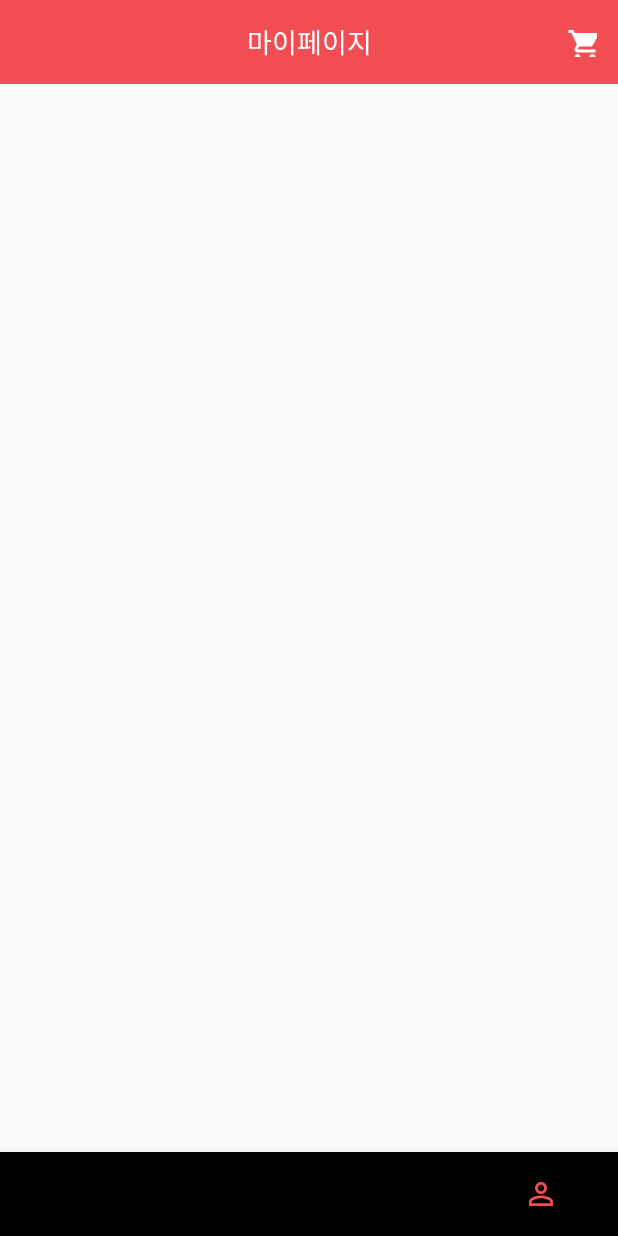
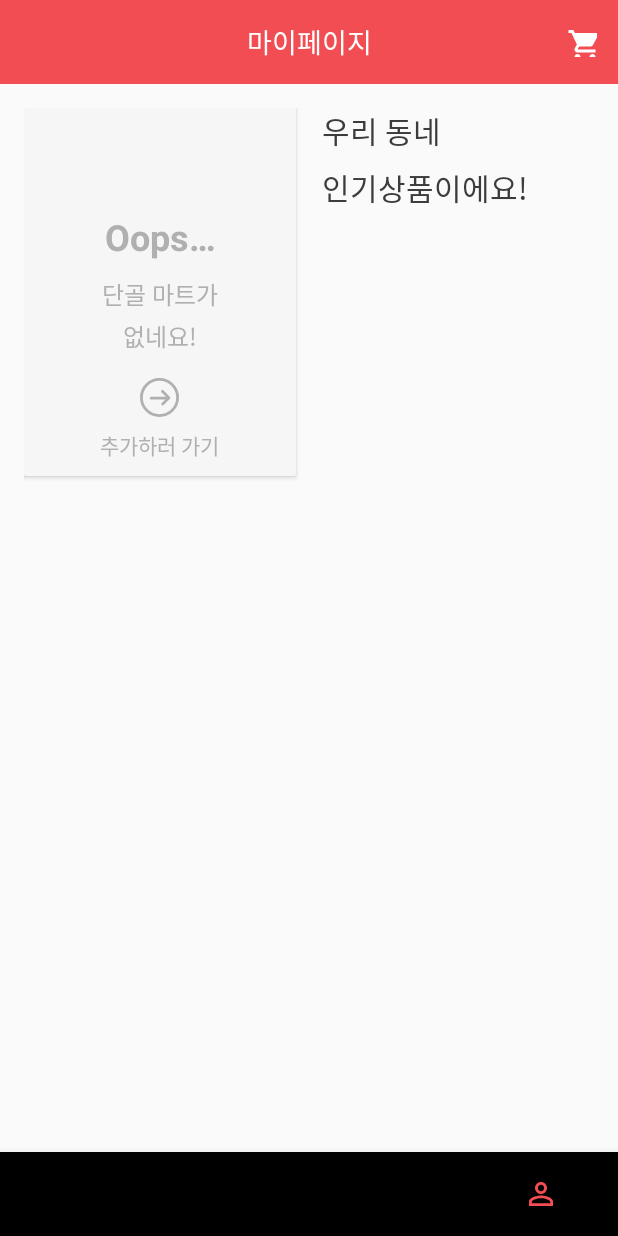
Before and after one commit to lagoJin/guPang, an Android app: the fragment HomeFragment placed in its activity, item 4 of the bottom bar chosen, on a phone screen of 412 x 824 dp. Run offline under Robolectric (Android 15) with nearby library versions, the phone set to English and light mode, and no system bars; our stand-ins replace RxJava, data binding; libraries missing offline, so code that uses them is left out: com.orhanobut.hawk; pictures from the network do not load; 18 statements that could not run were skipped.

Commit message:
HomeFragment 단골 마트가 없는 화면 구현

```diff
--- a/app/src/main/java/kr/co/express9/client/mvvm/view/MainActivity.kt
+++ b/app/src/main/java/kr/co/express9/client/mvvm/view/MainActivity.kt
@@ -1,7 +1,6 @@
 package kr.co.express9.client.mvvm.view
 
 import android.app.SearchManager
-import android.os.Bundle
 import android.view.Menu
 import android.view.MenuItem
 import androidx.appcompat.widget.SearchView
@@ -15,14 +14,12 @@ import io.reactivex.schedulers.Schedulers
 import kr.co.express9.client.R
 import kr.co.express9.client.base.BaseActivity
 import kr.co.express9.client.databinding.ActivityMainBinding
-import kr.co.express9.client.mvvm.model.data.User
 import kr.co.express9.client.mvvm.view.fragment.HomeFragment
 import kr.co.express9.client.mvvm.view.fragment.MarketFragment
 import kr.co.express9.client.mvvm.view.fragment.ProfileFragment
 import kr.co.express9.client.mvvm.view.fragment.SearchFragment
 import kr.co.express9.client.mvvm.viewModel.MainViewModel
 import kr.co.express9.client.mvvm.viewModel.SuggestionViewModel
-import kr.co.express9.client.util.Logger
 import kr.co.express9.client.util.extension.launchActivity
 import kr.co.express9.client.util.extension.toast
 import org.koin.android.ext.android.inject
@@ -59,28 +56,8 @@ class MainActivity : BaseActivity<ActivityMainBinding>(R.layout.activity_main) {
         supportFragmentManager.beginTransaction().add(R.id.frameLayout, profileFragment).hide(profileFragment).commit()
 
         // BottomNavigation 클릭에 따른 Toolbar UI 변경
-        dataBinding.bottomNavigation.setOnNavigationItemSelectedListener { item ->
-            if (toolbarState == ToolbarState.MENU_IS_CREATED) {
-                if (searchMenu.isVisible) searchMenu.isVisible = false
-                if (!searchView.isIconified) searchView.onActionViewCollapsed()
-
-                when (item.itemId) {
-                    R.id.bn_home -> {
-                        dataBinding.tvTitle.text = getString(R.string.magarine)
-                    }
-                    R.id.bn_search -> {
-                        dataBinding.tvTitle.text = getString(R.string.menu_search)
-                        searchMenu.isVisible = true
-                    }
-                    R.id.bn_market -> {
-                        dataBinding.tvTitle.text = getString(R.string.menu_market)
-                    }
-                    R.id.bn_profile -> {
-                        dataBinding.tvTitle.text = getString(R.string.menu_profile)
-                    }
-                }
-            }
-            mainViewModel.setSelectedBottomNavigationItemId(item.itemId)
+        dataBinding.bottomNavigation.setOnNavigationItemSelectedListener {
+            setFragment(it.itemId)
             return@setOnNavigationItemSelectedListener true
         }
 
@@ -165,15 +142,43 @@ class MainActivity : BaseActivity<ActivityMainBinding>(R.layout.activity_main) {
         return super.onCreateOptionsMenu(menu)
     }
 
+    /**
+     * 다른 Fragment에서 화면 이동시 사용
+     */
+    fun setBottomNavigation(selectedItemId: Int) {
+        dataBinding.bottomNavigation.selectedItemId = selectedItemId
+    }
+
+    /**
+     * 화면 변경
+     */
     private fun setFragment(selectedItemId: Int) {
-        selectedFragment = when (selectedItemId) {
-            R.id.bn_home -> homeFragment
-            R.id.bn_search -> searchFragment
-            R.id.bn_market -> marketFragment
-            R.id.bn_profile -> profileFragment
-            else -> homeFragment
+        if (toolbarState == ToolbarState.MENU_IS_CREATED) {
+            if (searchMenu.isVisible) searchMenu.isVisible = false
+            if (!searchView.isIconified) searchView.onActionViewCollapsed()
+
+            selectedFragment = when (selectedItemId) {
+                R.id.bn_home -> {
+                    dataBinding.tvTitle.text = getString(R.string.magarine)
+                    homeFragment
+                }
+                R.id.bn_search -> {
+                    dataBinding.tvTitle.text = getString(R.string.menu_search)
+                    searchMenu.isVisible = true
+                    searchFragment
+                }
+                R.id.bn_market -> {
+                    dataBinding.tvTitle.text = getString(R.string.menu_market)
+                    marketFragment
+                }
+                else -> {
+                    dataBinding.tvTitle.text = getString(R.string.menu_profile)
+                    profileFragment
+                }
+            }
+            supportFragmentManager.beginTransaction().hide(activeFragment).show(selectedFragment).commit()
+            activeFragment = selectedFragment
+            mainViewModel.setSelectedBottomNavigationItemId(selectedItemId)
         }
-        supportFragmentManager.beginTransaction().hide(activeFragment).show(selectedFragment).commit()
-        activeFragment = selectedFragment
     }
 }
--- a/app/src/main/java/kr/co/express9/client/mvvm/view/fragment/HomeFragment.kt
+++ b/app/src/main/java/kr/co/express9/client/mvvm/view/fragment/HomeFragment.kt
@@ -4,14 +4,14 @@ import androidx.lifecycle.Observer
 import kr.co.express9.client.R
 import kr.co.express9.client.adapter.GoodsAdapter
 import kr.co.express9.client.base.BaseFragment
-import kr.co.express9.client.databinding.FragmentMainBinding
+import kr.co.express9.client.databinding.FragmentHomeBinding
 import kr.co.express9.client.mvvm.model.data.User
+import kr.co.express9.client.mvvm.view.MainActivity
 import kr.co.express9.client.mvvm.viewModel.HomeViewModel
-import kr.co.express9.client.util.Logger
 import kr.co.express9.client.util.extension.toast
 import org.koin.android.ext.android.inject
 
-class HomeFragment: BaseFragment<FragmentMainBinding>(R.layout.fragment_main) {
+class HomeFragment: BaseFragment<FragmentHomeBinding>(R.layout.fragment_home) {
     private val homeViewModel: HomeViewModel by inject()
 
     override fun initStartView(isRestart: Boolean) {
@@ -19,11 +19,8 @@ class HomeFragment: BaseFragment<FragmentMainBinding>(R.layout.fragment_main) {
         goodsAdapter.showTitle = true
 
         User.getFavoriteMarts().observe(this, Observer { marts ->
-            Logger.d("User Observing :: Marts = $marts / Marts size = ${marts.size}")
-            if(marts.size > 0) homeViewModel.getProducts()
-            else {
-
-            }
+            dataBinding.isMarts = marts.size > 0
+            if(dataBinding.isMarts!!) homeViewModel.getProducts()
         })
 
         homeViewModel.event.observe(this, Observer { event ->
@@ -39,6 +36,10 @@ class HomeFragment: BaseFragment<FragmentMainBinding>(R.layout.fragment_main) {
         })
 
         dataBinding.goodsAdapter = goodsAdapter
-//        if(!isRestart) homeViewModel.getProducts()
+
+        dataBinding.llOopsLayout.setOnClickListener {
+            val mainActivity = activity as MainActivity
+            mainActivity.setBottomNavigation(R.id.bn_market)
+        }
     }
 }
--- a/app/src/main/java/kr/co/express9/client/mvvm/viewModel/MainViewModel.kt
+++ b/app/src/main/java/kr/co/express9/client/mvvm/viewModel/MainViewModel.kt
@@ -20,6 +20,6 @@ class MainViewModel : BaseViewModel<MainViewModel.Event>() {
         get() = _selectedBottomNavigationItemId
 
     fun setSelectedBottomNavigationItemId(itemId: Int) {
-        _selectedBottomNavigationItemId.value = itemId
+        if(_selectedBottomNavigationItemId.value != itemId) _selectedBottomNavigationItemId.value = itemId
     }
 }
--- /dev/null
+++ b/app/src/main/res/drawable/ic_invalid_name_26dp.xml
@@ -0,0 +1,10 @@
+<vector android:height="26dp" android:viewportHeight="28"
+    android:viewportWidth="28" android:width="26dp" xmlns:android="http://schemas.android.com/apk/res/android">
+    <path android:fillColor="#00000000" android:fillType="evenOdd"
+        android:pathData="M14,14m-13,0a13,13 0,1 1,26 0a13,13 0,1 1,-26 0"
+        android:strokeColor="#B0B0B0" android:strokeWidth="2"/>
+    <path android:fillColor="#00000000" android:fillType="evenOdd"
+        android:pathData="M8,14.5l12.7,-0.06M16.103,9.579l4.33,4.33M20.796,14.272l-4.54,4.469"
+        android:strokeColor="#B0B0B0" android:strokeLineCap="round"
+        android:strokeLineJoin="round" android:strokeWidth="2"/>
+</vector>
--- /dev/null
+++ b/app/src/main/res/layout/fragment_home.xml
@@ -0,0 +1,107 @@
+<?xml version="1.0" encoding="utf-8"?>
+<layout xmlns:android="http://schemas.android.com/apk/res/android"
+    xmlns:app="http://schemas.android.com/apk/res-auto"
+    xmlns:tools="http://schemas.android.com/tools">
+
+    <data>
+
+        <variable
+            name="goodsAdapter"
+            type="kr.co.express9.client.adapter.GoodsAdapter" />
+
+        <variable
+            name="isMarts"
+            type="Boolean" />
+    </data>
+
+    <androidx.coordinatorlayout.widget.CoordinatorLayout
+        android:layout_width="match_parent"
+        android:layout_height="match_parent">
+
+        <androidx.recyclerview.widget.RecyclerView
+            bind_adapter="@{goodsAdapter}"
+            android:layout_width="match_parent"
+            android:layout_height="match_parent"
+            android:padding="16dp"
+            android:visibility="@{isMarts}"
+            app:layoutManager="androidx.recyclerview.widget.StaggeredGridLayoutManager"
+            app:spanCount="2" />
+
+        <LinearLayout
+            android:id="@+id/ll_oops_layout"
+            android:layout_width="match_parent"
+            android:layout_height="match_parent"
+            android:orientation="horizontal"
+            android:padding="16dp"
+            android:visibility="@{!isMarts}">
+
+            <androidx.cardview.widget.CardView
+                android:layout_width="0dp"
+                android:layout_height="wrap_content"
+                android:layout_marginEnd="17dp"
+                android:layout_weight="1">
+
+                <LinearLayout
+                    android:layout_width="match_parent"
+                    android:layout_height="wrap_content"
+                    android:background="#f6f6f6"
+                    android:gravity="center_horizontal"
+                    android:orientation="vertical">
+
+                    <TextView
+                        android:layout_width="match_parent"
+                        android:layout_height="wrap_content"
+                        android:layout_marginTop="69dp"
+                        android:fontFamily="sans-serif"
+                        android:gravity="center_horizontal"
+                        android:text="@string/oops"
+                        android:textColor="#b0b0b0"
+                        android:textSize="24sp"
+                        android:textStyle="bold" />
+
+                    <TextView
+                        android:layout_width="match_parent"
+                        android:layout_height="wrap_content"
+                        android:layout_marginTop="10dp"
+                        android:fontFamily="sans-serif"
+                        android:gravity="center_horizontal"
+                        android:lineSpacingExtra="4sp"
+                        android:text="@string/no_marts"
+                        android:textColor="#b0b0b0"
+                        android:textSize="16sp"
+                        android:textStyle="normal" />
+
+                    <ImageView
+                        android:layout_width="wrap_content"
+                        android:layout_height="wrap_content"
+                        android:layout_marginTop="16dp"
+                        android:src="@drawable/ic_invalid_name_26dp" />
+
+                    <TextView
+                        android:layout_width="wrap_content"
+                        android:layout_height="wrap_content"
+                        android:layout_marginTop="8dp"
+                        android:layout_marginBottom="10dp"
+                        android:fontFamily="sans-serif"
+                        android:gravity="center_horizontal"
+                        android:lineSpacingExtra="6sp"
+                        android:text="@string/go_to_add_mart"
+                        android:textColor="#b0b0b0"
+                        android:textSize="14sp"
+                        android:textStyle="normal" />
+                </LinearLayout>
+            </androidx.cardview.widget.CardView>
+
+            <TextView
+                android:layout_width="0dp"
+                android:layout_height="wrap_content"
+                android:layout_weight="1"
+                android:fontFamily="sans-serif"
+                android:lineSpacingExtra="8sp"
+                android:text="@string/goods_desc"
+                android:textColor="#3c3c3c"
+                android:textSize="20sp"
+                android:textStyle="normal" />
+        </LinearLayout>
+    </androidx.coordinatorlayout.widget.CoordinatorLayout>
+</layout>
--- a/app/src/main/res/layout/fragment_main.xml
+++ /dev/null
@@ -1,24 +0,0 @@
-<?xml version="1.0" encoding="utf-8"?>
-<layout xmlns:android="http://schemas.android.com/apk/res/android"
-    xmlns:app="http://schemas.android.com/apk/res-auto">
-
-    <data>
-
-        <variable
-            name="goodsAdapter"
-            type="kr.co.express9.client.adapter.GoodsAdapter" />
-    </data>
-
-    <androidx.coordinatorlayout.widget.CoordinatorLayout
-        android:layout_width="match_parent"
-        android:layout_height="match_parent">
-
-        <androidx.recyclerview.widget.RecyclerView
-            bind_adapter="@{goodsAdapter}"
-            android:layout_width="match_parent"
-            android:layout_height="match_parent"
-            android:padding="16dp"
-            app:layoutManager="androidx.recyclerview.widget.StaggeredGridLayoutManager"
-            app:spanCount="2" />
-    </androidx.coordinatorlayout.widget.CoordinatorLayout>
-</layout>
--- a/app/src/main/res/values/strings.xml
+++ b/app/src/main/res/values/strings.xml
@@ -62,8 +62,11 @@
     <string name="check_cart_message">선택한 상품을 장보기 메모에\n추가했습니다.</string>
     <string name="go_to_cart">장보기 메모로</string>
 
-    <!--fragment_main-->
+    <!--fragment_home-->
     <string name="cart_description">장보기 메모</string>
+    <string name="oops">Oops…</string>
+    <string name="no_marts">단골 마트가\n없네요!</string>
+    <string name="go_to_add_mart">추가하러 가기</string>
 
     <!--fragment_search-->
     <string name="search_hint">검색어를 입력해주세요</string>
```
